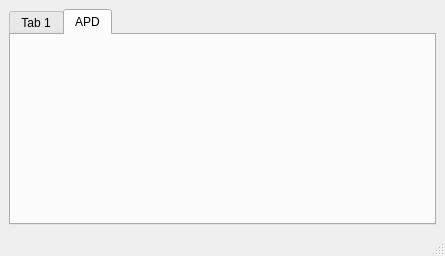
Before: the Qt Designer form tf03_setup/main_window.ui in codincodee/tf03_sdk, drawn with Qt 5.
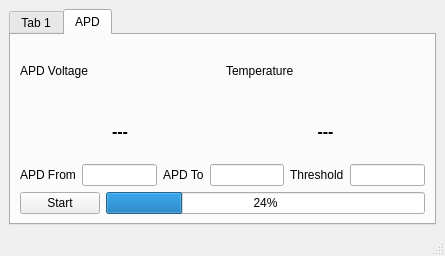
After: the same form once the commit is applied.

```diff
--- a/tf03_setup/main_window.ui
+++ b/tf03_setup/main_window.ui
@@ -228,9 +228,113 @@
         <string>APD</string>
        </attribute>
        <layout class="QGridLayout" name="gridLayout_6">
+        <item row="1" column="0">
+         <layout class="QGridLayout" name="gridLayout_7">
+          <item row="0" column="0">
+           <widget class="QLabel" name="label">
+            <property name="text">
+             <string>APD Voltage</string>
+            </property>
+           </widget>
+          </item>
+          <item row="0" column="1">
+           <widget class="QLabel" name="label_2">
+            <property name="text">
+             <string>Temperature</string>
+            </property>
+           </widget>
+          </item>
+          <item row="1" column="0">
+           <widget class="QLabel" name="APDPageAPDVoltageLabel">
+            <property name="font">
+             <font>
+              <pointsize>12</pointsize>
+              <weight>75</weight>
+              <bold>true</bold>
+             </font>
+            </property>
+            <property name="text">
+             <string>---</string>
+            </property>
+            <property name="alignment">
+             <set>Qt::AlignCenter</set>
+            </property>
+           </widget>
+          </item>
+          <item row="1" column="1">
+           <widget class="QLabel" name="APDPageTemperatureLabel">
+            <property name="font">
+             <font>
+              <pointsize>12</pointsize>
+              <weight>75</weight>
+              <bold>true</bold>
+             </font>
+            </property>
+            <property name="text">
+             <string>---</string>
+            </property>
+            <property name="alignment">
+             <set>Qt::AlignCenter</set>
+            </property>
+           </widget>
+          </item>
+         </layout>
+        </item>
         <item row="0" column="0">
          <layout class="QVBoxLayout" name="APDPagePlotVerticalLayout"/>
         </item>
+        <item row="3" column="0">
+         <layout class="QGridLayout" name="gridLayout_8">
+          <item row="0" column="0">
+           <widget class="QPushButton" name="APDPageStartPushButton">
+            <property name="text">
+             <string>Start</string>
+            </property>
+           </widget>
+          </item>
+          <item row="0" column="1">
+           <widget class="QProgressBar" name="APDPageProgressBar">
+            <property name="value">
+             <number>24</number>
+            </property>
+           </widget>
+          </item>
+         </layout>
+        </item>
+        <item row="2" column="0">
+         <layout class="QGridLayout" name="gridLayout_9">
+          <item row="0" column="5">
+           <widget class="QLineEdit" name="APDPageThresholdLineEdit"/>
+          </item>
+          <item row="0" column="3">
+           <widget class="QLineEdit" name="APDPageAPDToLineEdit"/>
+          </item>
+          <item row="0" column="2">
+           <widget class="QLabel" name="label_4">
+            <property name="text">
+             <string>APD To</string>
+            </property>
+           </widget>
+          </item>
+          <item row="0" column="0">
+           <widget class="QLabel" name="label_3">
+            <property name="text">
+             <string>APD From</string>
+            </property>
+           </widget>
+          </item>
+          <item row="0" column="1">
+           <widget class="QLineEdit" name="APDPageAPDFromLineEdit"/>
+          </item>
+          <item row="0" column="4">
+           <widget class="QLabel" name="label_5">
+            <property name="text">
+             <string>Threshold</string>
+            </property>
+           </widget>
+          </item>
+         </layout>
+        </item>
        </layout>
       </widget>
      </widget>
```
